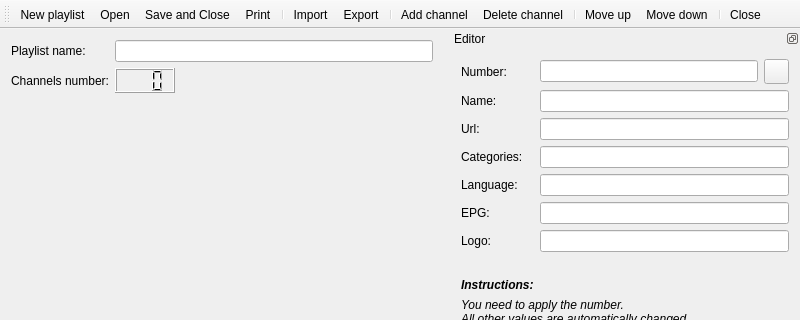
Old version of the form src/ui/playlist/PlaylistEdit.ui in the repository ntadej/tano; both pictures show x 0 to 800 and y 0 to 320 of the 800 by 700 pixel window.
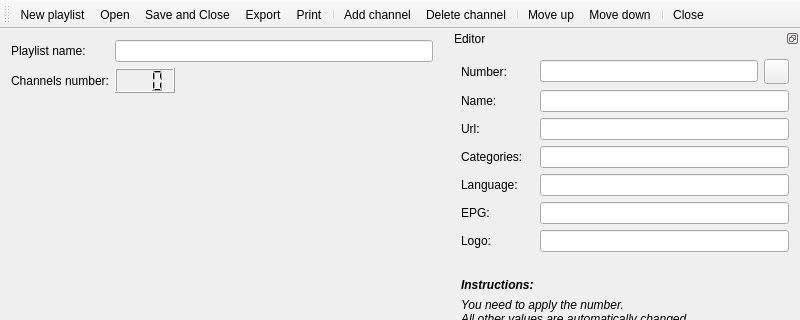
New version of the form. Icons and pictures are not drawn. Custom widgets are drawn as their Qt base class.

What changed in the file:
```diff
--- a/src/ui/playlist/PlaylistEdit.ui
+++ b/src/ui/playlist/PlaylistEdit.ui
@@ -85,10 +85,8 @@
    <addaction name="actionNew"/>
    <addaction name="actionOpen"/>
    <addaction name="actionSave"/>
-   <addaction name="actionPrint"/>
-   <addaction name="separator"/>
-   <addaction name="actionImport"/>
    <addaction name="actionExport"/>
+   <addaction name="actionPrint"/>
    <addaction name="separator"/>
    <addaction name="actionAdd"/>
    <addaction name="actionDelete"/>
@@ -465,15 +463,6 @@
     <string>Close</string>
    </property>
   </action>
-  <action name="actionImport">
-   <property name="icon">
-    <iconset resource="../../../data/icons.qrc">
-     <normaloff>:/icons/24x24/import.png</normaloff>:/icons/24x24/import.png</iconset>
-   </property>
-   <property name="text">
-    <string>Import</string>
-   </property>
-  </action>
   <action name="actionUp">
    <property name="icon">
     <iconset resource="../../../data/icons.qrc">
```
Left out of the diff: 72 changed lines with no effect on the pictures.
